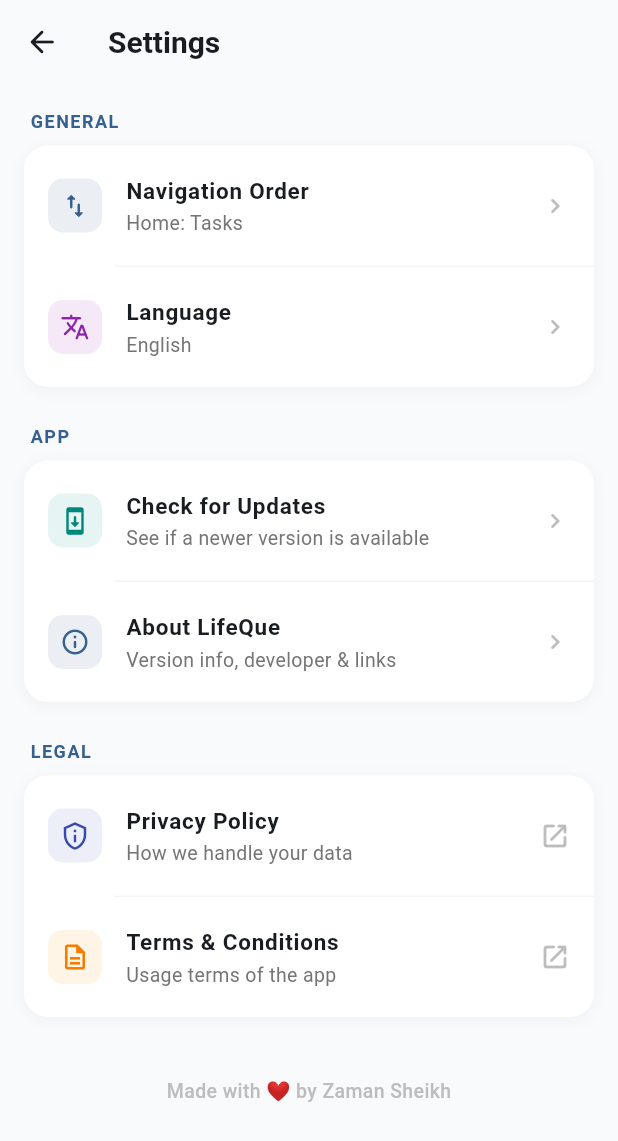
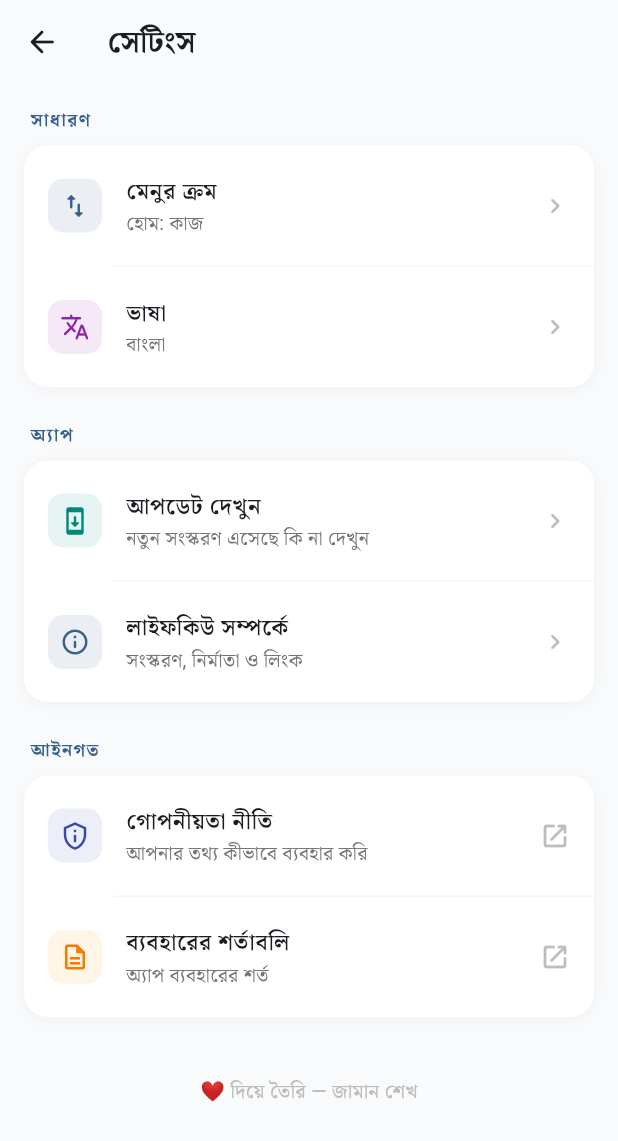
Before and after one commit to zamansheikh/lifeque, a Flutter app: the SettingsPage screen opened by its route, on a phone screen of 412 x 824 dp. Shown: the top 1141 px of the screen. Run offline on Flutter 3.47's test engine with Material 3 defaults, Android fonts, the phone set to English and light mode, and no system bars; our stand-ins replace adhan, audioplayers, dartz, device_info_plus, equatable, flutter_bloc and 14 more; missing offline and left inert: alarm, home_widget, in_app_update, workmanager; accounts and stored records are empty; statements that could not run were skipped.

Commit message:
feat(localization): implement fallback language support and update Intl.defaultLocale usage

```diff
--- a/lib/core/services/language_preference_service.dart
+++ b/lib/core/services/language_preference_service.dart
@@ -1,4 +1,5 @@
 import 'package:flutter/widgets.dart';
+import 'package:intl/intl.dart';
 import 'package:shared_preferences/shared_preferences.dart';
 
 /// The languages the app is available in.
@@ -23,9 +24,13 @@ enum AppLanguage {
 
   Locale get locale => Locale(code);
 
+  /// What the app speaks before anyone has chosen — and the fallback for a
+  /// stored code we no longer recognise.
+  static const AppLanguage fallback = AppLanguage.bangla;
+
   static AppLanguage fromCode(String? code) => AppLanguage.values.firstWhere(
     (language) => language.code == code,
-    orElse: () => AppLanguage.english,
+    orElse: () => fallback,
   );
 }
 
@@ -43,7 +48,7 @@ class LanguagePreferenceService {
   LanguagePreferenceService._();
 
   final ValueNotifier<AppLanguage> language = ValueNotifier(
-    AppLanguage.english,
+    AppLanguage.fallback,
   );
 
   /// Reads the stored choice. Called once during startup, before `runApp`, so
@@ -51,10 +56,15 @@ class LanguagePreferenceService {
   Future<void> load() async {
     final prefs = await SharedPreferences.getInstance();
     language.value = AppLanguage.fromCode(prefs.getString(_key));
+    // Set here as well as in the widget tree: notifications and other work
+    // off the main isolate format dates and numbers without ever building a
+    // widget, and would otherwise fall back to English.
+    Intl.defaultLocale = language.value.code;
   }
 
   Future<void> setLanguage(AppLanguage value) async {
     if (language.value != value) language.value = value;
+    Intl.defaultLocale = value.code;
     final prefs = await SharedPreferences.getInstance();
     await prefs.setString(_key, value.code);
   }
--- a/lib/core/services/notification_service.dart
+++ b/lib/core/services/notification_service.dart
@@ -17,6 +17,7 @@ import '../../features/medicines/domain/usecases/manage_doses.dart';
 import '../../core/usecases/usecase.dart';
 import '../../features/medicines/domain/repositories/medicine_repository.dart';
 import '../../features/tasks/domain/repositories/task_repository.dart';
+import 'language_preference_service.dart';
 import 'navigation_service.dart';
 import '../../injection_container.dart' as di;
 import '../../features/medicines/data/services/care_person_service.dart';
@@ -2960,7 +2961,9 @@ class NotificationService {
   /// Notifications are built far from the widget tree, so there is no context
   /// to read — `Intl.defaultLocale` is set alongside the app language and is
   /// the same source `Clock` and `N` use.
-  L get _l => lookupL(Locale((Intl.defaultLocale ?? 'en').split('_').first));
+  L get _l => lookupL(
+    Locale((Intl.defaultLocale ?? AppLanguage.fallback.code).split('_').first),
+  );
 
   /// What a medicine reminder should say.
   ///
--- a/lib/core/utils/local_clock.dart
+++ b/lib/core/utils/local_clock.dart
@@ -1,4 +1,6 @@
 import 'package:intl/intl.dart';
+
+import '../services/language_preference_service.dart';
 
 /// A 12-hour clock the reader can actually read.
 ///
@@ -13,7 +15,8 @@ import 'package:intl/intl.dart';
 class Clock {
   Clock._();
 
-  static bool get _bangla => (Intl.defaultLocale ?? 'en').startsWith('bn');
+  static bool get _bangla =>
+      (Intl.defaultLocale ?? AppLanguage.fallback.code).startsWith('bn');
 
   /// Hours and minutes alone, in the reader's digits.
   static String hm(DateTime time) => DateFormat('h:mm').format(time);
```
